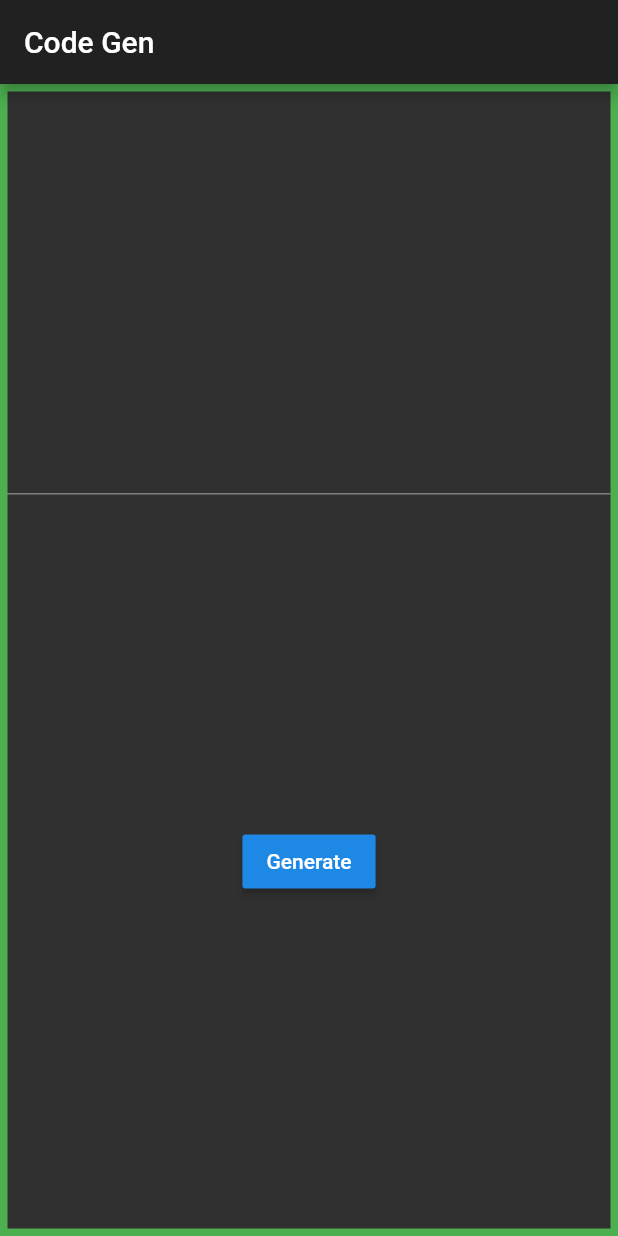
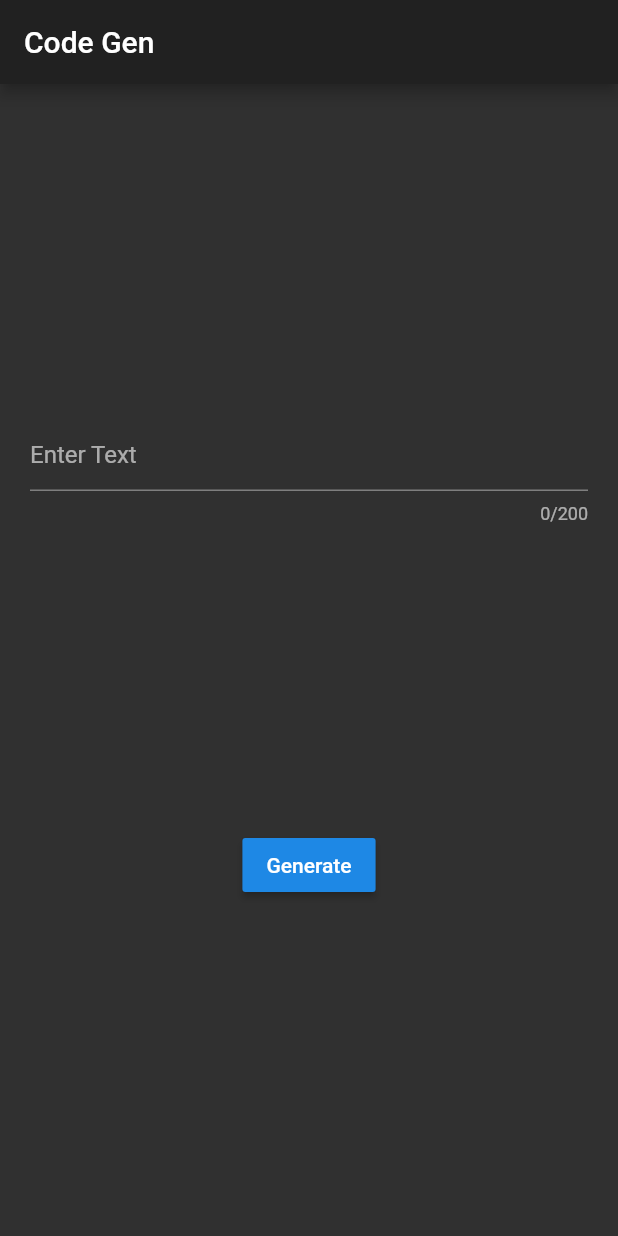
Before and after one commit to edgeboy47/qr_generator, a Flutter app: the screen it shows after launch, on a phone screen of 412 x 824 dp. Run offline on Flutter 3.47's test engine with Material 2 defaults, Android fonts, the phone set to English and light mode, and no system bars; our stand-ins replace bloc, flutter_bloc, qr_flutter.

Commit message:
Implement basic BLoC structure

```diff
--- /dev/null
+++ b/lib/bloc/codeBloc.dart
@@ -0,0 +1,22 @@
+import 'package:bloc/bloc.dart';
+import 'package:qr_flutter/qr_flutter.dart';
+import 'package:qr_generator/bloc/codeEvent.dart';
+
+class CodeBloc extends Bloc<CodeEvent, QrCode> {
+  final String initialString = "";
+
+  @override
+  QrCode get initialState => QrCode.fromData(data: initialString, errorCorrectLevel: QrErrorCorrectLevel.L);
+
+  @override
+  Stream<QrCode> mapEventToState(CodeEvent event) async*{
+      if(event is PlainTextCode){
+        final code = QrCode.fromData(data: event.text, errorCorrectLevel: QrErrorCorrectLevel.L);
+        code.make();
+        yield code;
+      }
+
+  }
+
+
+}
--- /dev/null
+++ b/lib/bloc/codeEvent.dart
@@ -0,0 +1,17 @@
+import 'package:flutter/foundation.dart';
+
+abstract class CodeEvent{
+  const CodeEvent();
+}
+
+class PlainTextCode extends CodeEvent {
+  final String text;
+
+  const PlainTextCode({@required this.text}): assert (text.length != 0);
+}
+
+class WifiCode extends CodeEvent {}
+
+class ContactCode extends CodeEvent {}
+
+class URLCode extends CodeEvent {}
--- a/lib/main.dart
+++ b/lib/main.dart
@@ -1,4 +1,6 @@
 import 'package:flutter/material.dart';
+import 'package:flutter_bloc/flutter_bloc.dart';
+import 'package:qr_generator/bloc/codeBloc.dart';
 import 'pages/homePage.dart';
 import 'theme/theme.dart';
 
@@ -7,10 +9,13 @@ void main() => runApp(App());
 class App extends StatelessWidget {
   @override
   Widget build(BuildContext context) {
-    return MaterialApp(
-      title: 'QR Code Generator',
-      theme: myDarkTheme,
-      home: HomePage(),
+    return BlocProvider<CodeBloc>(
+      create: (context) => CodeBloc(),
+      child: MaterialApp(
+        title: 'QR Code Generator',
+        theme: myDarkTheme,
+        home: HomePage()
+      ),
     );
   }
 }
--- a/lib/pages/homePage.dart
+++ b/lib/pages/homePage.dart
@@ -1,5 +1,9 @@
 import 'package:flutter/material.dart';
+import 'package:flutter_bloc/flutter_bloc.dart';
+import 'package:qr_generator/bloc/codeBloc.dart';
+import 'package:qr_generator/bloc/codeEvent.dart';
 import 'package:qr_generator/pages/codeDisplayPage.dart';
+import 'package:qr_generator/widgets/myChoiceChip.dart';
 import 'package:qr_generator/widgets/myScaffold.dart';
 
 class HomePage extends StatefulWidget {
@@ -19,20 +23,37 @@ class _HomePageState extends State<HomePage> {
   void codeGenerate() {
     String codeText = textController.text;
 
-    Navigator.push(context, MaterialPageRoute(builder: (context) => CodeDisplayPage(text: codeText)));
+    BlocProvider.of<CodeBloc>(context).add(PlainTextCode(text: codeText));
+
+    Navigator.push(
+        context,
+        MaterialPageRoute(
+            builder: (context) => CodeDisplayPage()));
   }
 
   @override
   Widget build(BuildContext context) {
     return MyScaffold(
       child: Container(
-          decoration: BoxDecoration(
-              border: Border.all(color: Colors.green, width: 5.0)),
+        padding: EdgeInsets.all(20.0),
         child: Center(
           child: Column(
             mainAxisAlignment: MainAxisAlignment.spaceEvenly,
             children: <Widget>[
+              // Container(
+              //   decoration: BoxDecoration(
+              //     border: Border.all(color: Colors.white)
+              //   ),
+              //   child: Wrap(
+              //     children: <Widget>[
+              //       MyChoiceChip(text: "Plain Text", selected: true,),
+              //       MyChoiceChip(text: "Wifi")
+              //     ],
+              //   ),
+              // ),
               TextField(
+                maxLength: 200,
+                decoration: InputDecoration(hintText: "Enter Text"),
                 controller: textController,
               ),
               RaisedButton(child: Text("Generate"), onPressed: codeGenerate)
--- a/pubspec.yaml
+++ b/pubspec.yaml
@@ -18,7 +18,8 @@ environment:
 
 dependencies:
   qr_flutter: ^3.2.0
-  provider: ^4.0.5
+  bloc: ^4.0.0
+  flutter_bloc: ^4.0.0
   flutter:
     sdk: flutter
 
```
Also changed, not shown: lib/pages/codeDisplayPage.dart (+7 -8 lines), lib/providers/qr_provider.dart (deleted, +0 -8 lines), lib/widgets/myChoiceChip.dart (added, +20 -0 lines), lib/bloc/codeState.dart (added), pubspec.lock. Lines whose indentation alone changed are shown as unchanged.
